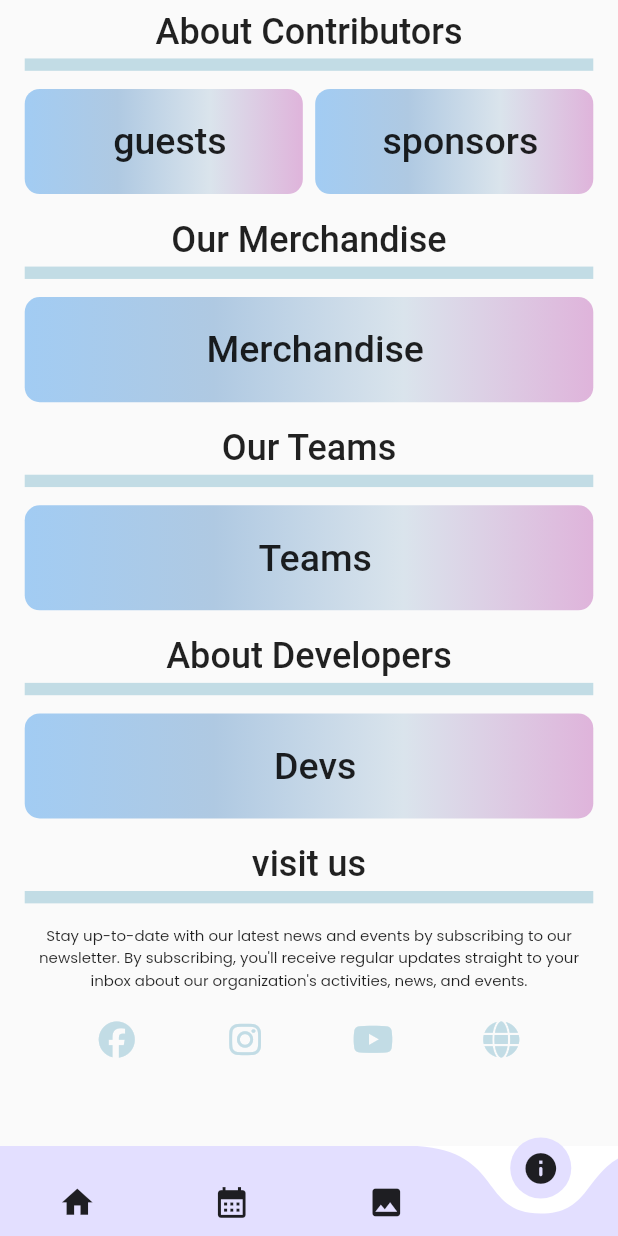
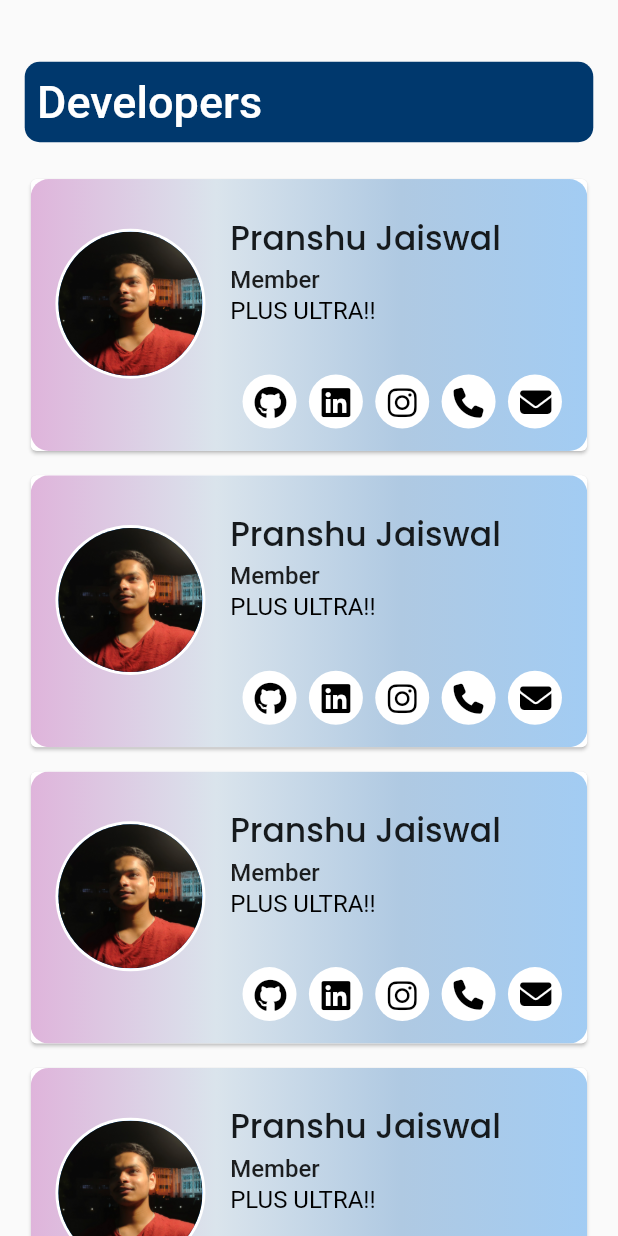
Before and after one commit to DevCANS/udgam2k23App, a Flutter app: the screen it shows once a user with an empty profile is signed in, item 4 of the bottom bar chosen, scrolled down 890 dp, after a tap on "Devs", on a phone screen of 412 x 824 dp. Run offline on Flutter 3.47's test engine with Material 2 defaults, Android fonts, the phone set to English and light mode, and no system bars; drawn by our look-alikes of curved_navigation_bar; our stand-ins replace carousel_slider, cloud_firestore, firebase_auth, firebase_core, font_awesome_flutter, google_fonts and 1 more; missing offline and left inert: easy_image_viewer; accounts and stored records are empty; Roboto replaces fonts that are missing (Gugi, Samarkan).

Commit message:
added developer screen

```diff
--- a/udgam2k23/lib/constants.dart
+++ b/udgam2k23/lib/constants.dart
@@ -26,3 +26,8 @@ const radialGrad = RadialGradient(
   center: Alignment.center,
   radius: 1.2,
 );
+const linGrad = LinearGradient(
+  colors: [Color(0xffaaccff), Color(0xff9074e2)],
+  begin: Alignment.topLeft,
+  end: Alignment.bottomRight,
+);
--- a/udgam2k23/lib/screens/about/about_screen.dart
+++ b/udgam2k23/lib/screens/about/about_screen.dart
@@ -4,6 +4,7 @@ import 'package:udgam2k23/constants.dart';
 import 'package:udgam2k23/methods/methods.dart';
 import 'package:font_awesome_flutter/font_awesome_flutter.dart';
 import 'package:udgam2k23/screens/about/team_screen.dart';
+import 'package:udgam2k23/screens/developer/dev_screen.dart';
 
 class AboutScreen extends StatefulWidget {
   const AboutScreen({super.key});
@@ -577,7 +578,13 @@ class _AboutScreenState extends State<AboutScreen> {
                 ),
 
                 InkWell(
-                  onTap: () {},
+                  onTap: () {
+                    Navigator.of(context).push(
+                      MaterialPageRoute(
+                        builder: (context) => const DeveloperScreen(),
+                      ),
+                    );
+                  },
                   child: Container(
                     height: size.height * 0.085,
                     width: size.width * 0.92,
--- /dev/null
+++ b/udgam2k23/lib/screens/developer/dev_screen.dart
@@ -0,0 +1,120 @@
+import 'package:flutter/src/widgets/framework.dart';
+import 'package:flutter/src/widgets/placeholder.dart';
+import 'package:flutter/material.dart';
+import 'package:udgam2k23/methods/methods.dart';
+import 'package:udgam2k23/screens/developer/widget/dev_card.dart';
+import 'package:udgam2k23/widgets/custom_page_route.dart';
+
+class DeveloperScreen extends StatefulWidget {
+  const DeveloperScreen({super.key});
+
+  @override
+  State<DeveloperScreen> createState() => _DeveloperScreenState();
+}
+
+class _DeveloperScreenState extends State<DeveloperScreen> {
+  Methods method = Methods();
+  @override
+  Widget build(BuildContext context) {
+    final Size size = MediaQuery.of(context).size;
+    return Scaffold(
+      body: SingleChildScrollView(
+        child: Padding(
+          padding: EdgeInsets.only(
+            left: size.width * 0.04,
+            right: size.width * 0.04,
+          ),
+          child: Column(
+            mainAxisAlignment: MainAxisAlignment.start,
+            crossAxisAlignment: CrossAxisAlignment.start,
+            children: [
+              SizedBox(
+                height: size.height * 0.05,
+              ),
+              Container(
+                height: size.height * 0.065,
+                decoration: BoxDecoration(
+                  color: const Color(
+                    0xff00386d,
+                  ),
+                  borderRadius: BorderRadius.circular(
+                    10,
+                  ),
+                ),
+                child: Padding(
+                  padding: EdgeInsets.only(
+                    left: size.width * 0.02,
+                  ),
+                  child: Row(
+                    mainAxisAlignment: MainAxisAlignment.start,
+                    children: const [
+                      Text(
+                        "Developers",
+                        style: TextStyle(
+                          fontFamily: 'Samarkan',
+                          fontSize: 30,
+                          fontWeight: FontWeight.w500,
+                          color: Colors.white,
+                        ),
+                      ),
+                    ],
+                  ),
+                ),
+              ),
+              SizedBox(
+                height: size.height * 0.02,
+              ),
+              Column(
+                children: [
+                  DevCard(imagePath:"assets/teams/AppTeam/PranshuJaiswal.jpg",
+                      name: "Pranshu Jaiswal",
+                      designation: "Member",
+                      tagLine: "PLUS ULTRA!!",
+                      github:()=> method.launch("https://github.com/jpranshu"),
+                      instagram:()=> method.launch("https://www.instagram.com/pranshu._/"),
+                      linkedin:()=>method.launch("https://www.linkedin.com/in/pranshu-jaiswal-14b3021b8/"),
+                      phone:()=> method.launch("tel:+918250574639"),
+                      mail:()=> method.launch("mailto:b210021@nitsikkim.ac.in")),
+                  DevCard(imagePath:"assets/teams/AppTeam/PranshuJaiswal.jpg",
+                      name: "Pranshu Jaiswal",
+                      designation: "Member",
+                      tagLine: "PLUS ULTRA!!",
+                      github:()=> method.launch("https://github.com/jpranshu"),
+                      instagram:()=> method.launch("https://www.instagram.com/pranshu._/"),
+                      linkedin:()=>method.launch("https://www.linkedin.com/in/pranshu-jaiswal-14b3021b8/"),
+                      phone:()=> method.launch("tel:+918250574639"),
+                      mail:()=> method.launch("mailto:b210021@nitsikkim.ac.in")),
+                  DevCard(imagePath:"assets/teams/AppTeam/PranshuJaiswal.jpg",
+                      name: "Pranshu Jaiswal",
+                      designation: "Member",
+                      tagLine: "PLUS ULTRA!!",
+                      github:()=> method.launch("https://github.com/jpranshu"),
+                      instagram:()=> method.launch("https://www.instagram.com/pranshu._/"),
+                      linkedin:()=>method.launch("https://www.linkedin.com/in/pranshu-jaiswal-14b3021b8/"),
+                      phone:()=> method.launch("tel:+918250574639"),
+                      mail:()=> method.launch("mailto:b210021@nitsikkim.ac.in")),
+                  DevCard(imagePath:"assets/teams/AppTeam/PranshuJaiswal.jpg",
+                      name: "Pranshu Jaiswal",
+                      designation: "Member",
+                      tagLine: "PLUS ULTRA!!",
+                      github:()=> method.launch("https://github.com/jpranshu"),
+                      instagram:()=> method.launch("https://www.instagram.com/pranshu._/"),
+                      linkedin:()=>method.launch("https://www.linkedin.com/in/pranshu-jaiswal-14b3021b8/"),
+                      phone:()=> method.launch("tel:+918250574639"),
+                      mail:()=> method.launch("mailto:b210021@nitsikkim.ac.in")),
+                ].map((e) => Padding(
+                  child: e,
+                  padding:
+                  EdgeInsets.symmetric(vertical: size.height * 0.005),
+                ))
+                    .toList(),
+
+              )
+
+            ],
+          ),
+        ),
+      ),
+    );
+  }
+}
--- /dev/null
+++ b/udgam2k23/lib/screens/developer/widget/dev_card.dart
@@ -0,0 +1,206 @@
+import 'package:flutter/material.dart';
+import 'package:font_awesome_flutter/font_awesome_flutter.dart';
+import 'package:google_fonts/google_fonts.dart';
+import 'package:udgam2k23/constants.dart';
+import 'package:udgam2k23/methods/methods.dart';
+
+class DevCard extends StatelessWidget {
+  final String imagePath;
+  final String name;
+  final String designation;
+  final String tagLine;
+  final VoidCallback github;
+  final VoidCallback instagram;
+  final VoidCallback linkedin;
+  final VoidCallback phone;
+  final VoidCallback mail;
+  const DevCard({
+    super.key,
+    required this.imagePath,
+    required this.name,
+    required this.designation,
+    required this.tagLine,
+    required this.github,
+    required this.instagram,
+    required this.linkedin,
+    required this.phone,
+    required this.mail,
+
+  });
+  @override
+  Widget build(BuildContext context) {
+    final Size size = MediaQuery.of(context).size;
+    return Column(
+      children: [
+        Card(
+          child: ClipRRect(
+            borderRadius: BorderRadius.circular(
+              12,
+            ),
+            child: Container(
+              height: size.height * 0.22,
+              width: double.infinity,
+              decoration: const BoxDecoration(
+                gradient: linearGrad2,
+              ),
+              child: Column(
+                children: [
+                  Row(
+                    children: [
+                      SizedBox(
+                        width: size.width * 0.04,
+                      ),
+                      CircleAvatar(
+                          radius: 50,
+                          backgroundColor: Colors.white,
+                          child: CircleAvatar(
+                            radius: 48,
+                            foregroundImage: AssetImage(imagePath),
+                          ),
+                        ),
+                      Padding(
+                        padding: EdgeInsets.only(
+                          left: size.width * 0.04,
+                          top: size.height * 0.008,
+                        ),
+                        child: Column(
+                          crossAxisAlignment: CrossAxisAlignment.start,
+                          children: [
+                            SizedBox(
+                              height: size.height * 0.02,
+                            ),
+                            Text(
+                              name,
+                              style: GoogleFonts.poppins(
+                                fontSize: 22,
+                                fontWeight: FontWeight.w500,
+                                color: const Color(0xFF161A1D),
+                              ),
+                            ),
+                            SizedBox(
+                              height: size.height * 0.002,
+                            ),
+                            Text(
+                              designation,
+                              style: GoogleFonts.gugi(
+                                fontSize: 16,
+                                color: Colors.black87,
+                                //fontStyle: FontStyle.italic,
+                                fontWeight: FontWeight.w500,
+                              ),
+                            ),
+                            SizedBox(
+                              height: size.height * 0.002,
+                            ),
+                            Text(
+                              tagLine,
+                              style: GoogleFonts.gugi(
+                                fontSize: 16,
+                                color: Colors.black,
+                                //fontStyle: FontStyle.italic,
+                                fontWeight: FontWeight.w400,
+                              ),
+                            ),
+                            SizedBox(
+                              height: size.height * 0.04,
+                            ),
+                            Padding(
+                              padding: EdgeInsets.only(
+                                left: size.width * 0.01,
+                              ),
+                              child: Row(
+                                crossAxisAlignment: CrossAxisAlignment.end,
+                                mainAxisAlignment: MainAxisAlignment.end,
+                                children: [
+                                  CircleAvatar(
+                                    radius: 18,
+                                    backgroundColor: Colors.white,
+                                    child: Center(
+                                      child:IconButton(
+                                        onPressed: github,
+                                        icon: const FaIcon(
+                                          FontAwesomeIcons.github,
+                                          color: Colors.black,
+                                          size: 22,
+                                        ),
+                                      ),
+                                    ),
+                                  ),
+                                  CircleAvatar(
+                                    radius: 18,
+                                    backgroundColor: Colors.white,
+                                    child: Center(
+                                      child:IconButton(
+                                      onPressed: linkedin,
+                                        icon: const FaIcon(
+                                          FontAwesomeIcons.linkedin,
+                                          color: Colors.black,
+                                          size: 22,
+                                        ),
+                                    ),
+                                    ),
+                                  ),
+                                  CircleAvatar(
+                                    radius: 18,
+                                    backgroundColor: Colors.white,
+                                    child: Center(
+                                      child:IconButton(
+                                        onPressed: instagram,
+                                        icon: const FaIcon(
+                                          FontAwesomeIcons.instagram,
+                                          color: Colors.black,
+                                          size: 22,
+                                        ),
+                                      ),
+                                    ),
+                                  ),
+                                  CircleAvatar(
+                                    radius: 18,
+                                    backgroundColor: Colors.white,
+                                    child: Center(
+                                      child:IconButton(
+                                        onPressed: phone,
+                                        icon: const FaIcon(
+                                          FontAwesomeIcons.phone,
+                                          color: Colors.black,
+                                          size: 20,
+                                        ),
+                                      ),
+                                    ),
+                                  ),
+                                  CircleAvatar(
+                                    radius: 18,
+                                    backgroundColor: Colors.white,
+                                    child: Center(
+                                      child:IconButton(
+                                        onPressed: mail,
+                                        icon: const FaIcon(
+                                          FontAwesomeIcons.solidEnvelope,
+                                          color: Colors.black,
+                                          size: 21,
+                                        ),
+                                      ),
+                                    ),
+                                  ),
+                                ].map((e) => Padding(
+                                  child: e,
+                                  padding:
+                                  EdgeInsets.symmetric(horizontal: size.width * 0.01),
+                                ))
+                                    .toList(),
+                              ),
+                            ),
+                          ],
+                        ),
+                      ),
+                    ],
+                  ),
+                ],
+              ),
+            ),
+          ),
+        ),
+      ],
+    );
+  }
+}
--- a/udgam2k23/lib/screens/teams/core_team.dart
+++ b/udgam2k23/lib/screens/teams/core_team.dart
@@ -138,7 +138,7 @@ class _CoreTeamState extends State<CoreTeam> {
               ),
 
               TeamCard(
-                imagePath: "assets/teams/CoreTeam/Z.jpg",
+                imagePath: "assets/teams/CoreTeam/Z.JPG",
                 name: "Zameer Ahmad Ansari",
                 designation: "Member",
                 onPressed1: () => method.launch("tel:+919588633193"),
--- a/udgam2k23/lib/screens/teams/web.dart
+++ b/udgam2k23/lib/screens/teams/web.dart
@@ -76,7 +76,7 @@ class _WebTeamState extends State<WebTeam> {
               ),
               TeamCard(
                 imagePath: "assets/teams/WebTeam/Jigmee.jpg",
-                name: "Jigmee Wangchuk Sherpa",
+                name: "Jigmee W. Sherpa",
                 designation: "Member",
                 onPressed1: () => method.launch("tel:+917908546144"),
                 onPressed2: () =>
```
Also changed, not shown: udgam2k23/lib/screens/events/widget/event_card.dart (added, +139 -0 lines), udgam2k23/pubspec.yaml (+16 -0 lines), udgam2k23/assets/teams/AppTeam/PranshuJaiswal.jpg (added), udgam2k23/assets/teams/CulturalTeam/N.jpg (renamed from udgam2k23/assets/teams/CultutralTeam/N.jpg), udgam2k23/assets/teams/CulturalTeam/P.jpg (renamed from udgam2k23/assets/teams/CultutralTeam/P.jpg), udgam2k23/assets/teams/CulturalTeam/R.jpeg (renamed from udgam2k23/assets/teams/CultutralTeam/R.jpeg), udgam2k23/assets/teams/CulturalTeam/S.jpg (renamed from udgam2k23/assets/teams/CultutralTeam/S.jpg), udgam2k23/assets/teams/CulturalTeam/Sar.jpeg (renamed from udgam2k23/assets/teams/CultutralTeam/Sar.jpeg).
